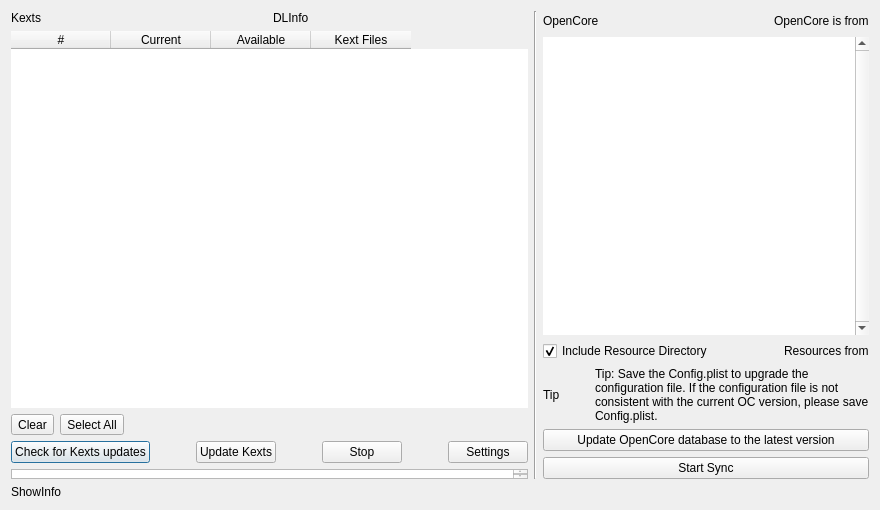
Before: the Qt Designer form syncocdialog.ui in ic005k/OCAuxiliaryTools, drawn with Qt 5.
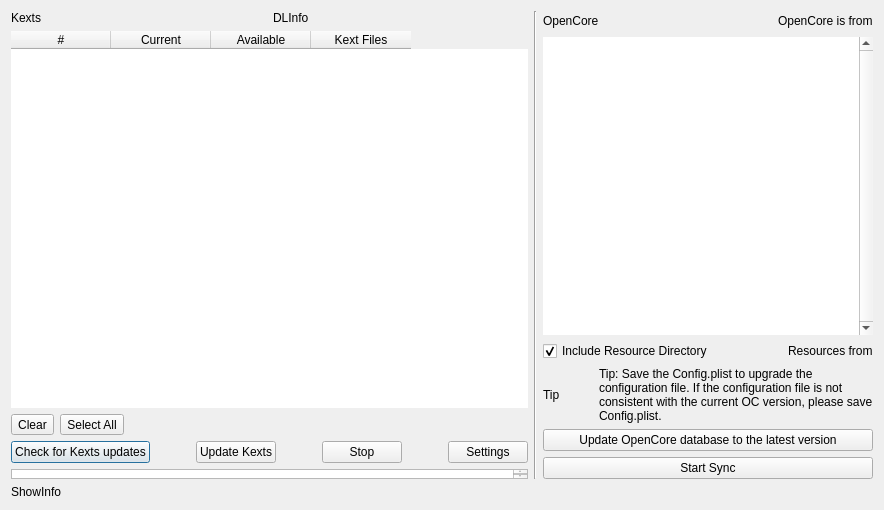
After: the same form once the commit is applied.

Patch:
```diff
--- a/syncocdialog.ui
+++ b/syncocdialog.ui
@@ -6,7 +6,7 @@
    <rect>
     <x>0</x>
     <y>0</y>
-    <width>880</width>
+    <width>884</width>
     <height>510</height>
    </rect>
   </property>
```
Left out of the diff: 4 changed lines with no effect on the pictures.
